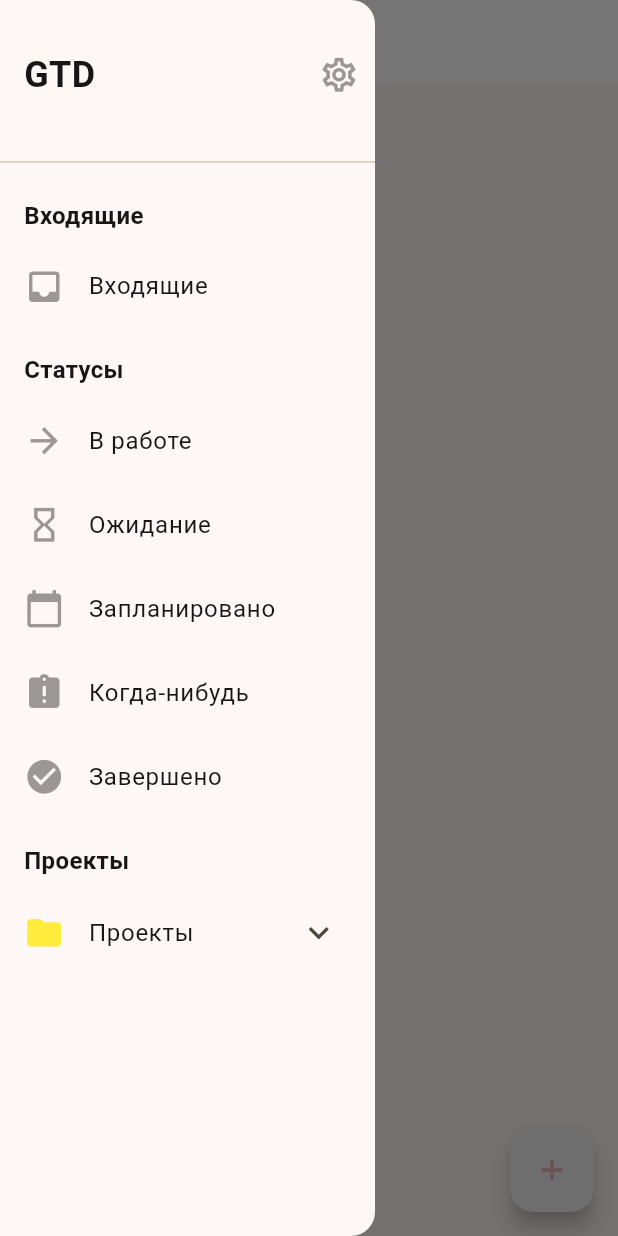
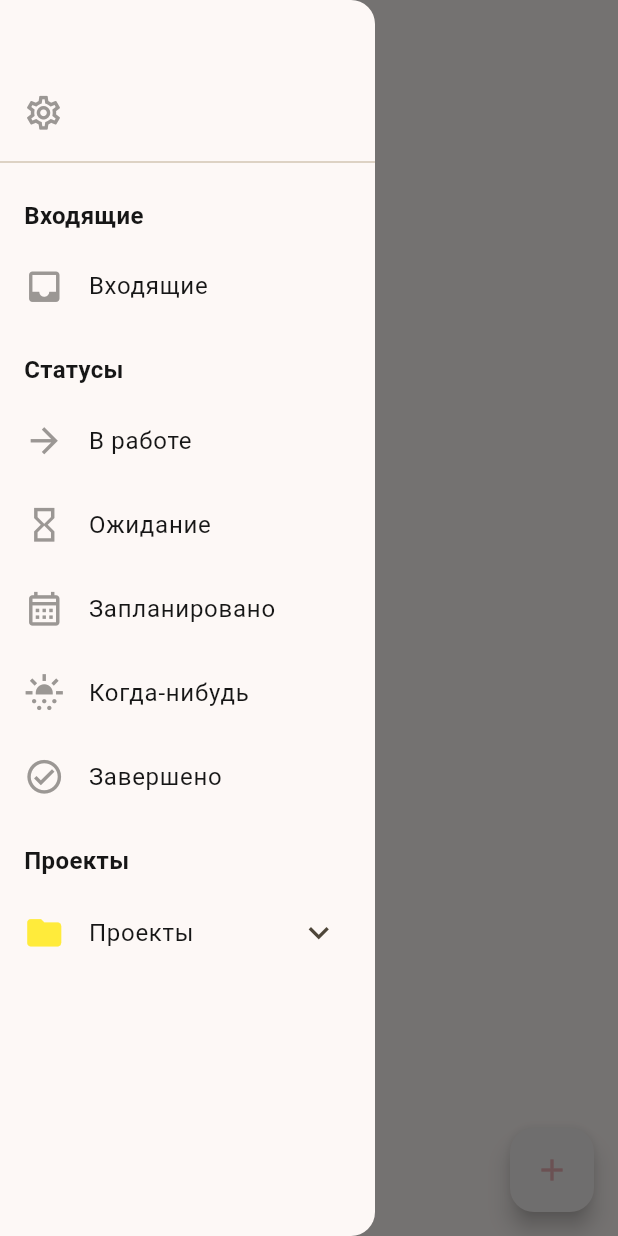
Before and after one commit to lumeiw/GTD_task, a Flutter app: the screen it shows after launch, with the side drawer open, on a phone screen of 412 x 824 dp. Run offline on Flutter 3.47's test engine with Material 3 defaults, Android fonts, the phone set to English and light mode, and no system bars; our stand-ins replace flutter_bloc, get_it, go_router, injectable, shared_preferences.

Commit message:
доработка цветов + название

```diff
--- a/lib/features/folder/presentation/widgets/drawer_widget.dart
+++ b/lib/features/folder/presentation/widgets/drawer_widget.dart
@@ -20,22 +20,15 @@ class DrawerWidget extends StatelessWidget {
             child: Row(
               mainAxisAlignment: MainAxisAlignment.spaceBetween,
               children: [
-                const Padding(
-                  padding: EdgeInsets.all(16.0),
-                  child: Text(
-                    'GTD',
-                    style: TextStyle(
-                      fontSize: 24,
-                      fontWeight: FontWeight.bold,
-                    ),
+                Padding(
+                  padding: const EdgeInsets.only(top: 50.0, left: 5.0),
+                  child: IconButton(
+                    icon: Icon(Icons.settings_outlined,
+                        color: Theme.of(context).colorScheme.onSecondary),
+                    onPressed: () {
+                      context.push('/settings');
+                    },
                   ),
-                ),
-                IconButton(
-                  icon: Icon(Icons.settings_outlined,
-                      color: Theme.of(context).colorScheme.onSecondary),
-                  onPressed: () {
-                    context.push('/settings');
-                  },
                 ),
               ],
             ),
--- a/lib/features/settings/presentation/screens/settings_screen.dart
+++ b/lib/features/settings/presentation/screens/settings_screen.dart
@@ -13,7 +13,7 @@ class SettingsScreen extends StatelessWidget {
 
     return Scaffold(
       appBar: AppBar(
-        backgroundColor: colorScheme.inversePrimary,
+        backgroundColor: colorScheme.primary,
         title: const Text('Настройки'),
       ),
       body: Container(
--- a/lib/features/task/data/models/task_model.dart
+++ b/lib/features/task/data/models/task_model.dart
@@ -38,7 +38,7 @@ class TaskModel implements ITaskEntity {
   String get formattedDate  {
     return
     date != null
-        ? DateFormat('yyyy-MM-dd').format(date!.toLocal())
+        ? DateFormat('dd/MM').format(date!.toLocal())
         : 'Нет даты';
   }
 
--- a/lib/features/task/domain/enums/folder_type_enum.dart
+++ b/lib/features/task/domain/enums/folder_type_enum.dart
@@ -2,24 +2,24 @@ import 'package:flutter/material.dart';
 
 enum FolderType {
   inbox, // Входящие
+  inProgress, // В работе
+  waiting, // Ожидание
   planned, // В планах
-  waiting, // Ожидание
   someday, // Когда-нибудь
-  inProgress, // В работе
-  completed,  // Завершенные
-  archived; // Архив
+  completed;  // Завершенные
+  // archived; // Архив
 
 
 
   IconData get icon{
     return switch (this){
       FolderType.inbox => Icons.inbox,
-      FolderType.planned => Icons.calendar_today,
+      FolderType.planned => Icons.calendar_month_outlined,
       FolderType.waiting => Icons.hourglass_empty,
-      FolderType.someday => Icons.assignment_late,
+      FolderType.someday => Icons.sunny_snowing,
       FolderType.inProgress => Icons.arrow_forward,
-      FolderType.completed => Icons.check_circle,
-      FolderType.archived => Icons.archive,
+      FolderType.completed => Icons.check_circle_outline_sharp,
+      // FolderType.archived => Icons.archive,
     };
   }
 
@@ -32,7 +32,7 @@ enum FolderType {
       FolderType.planned => 'Запланировано',
       FolderType.someday => 'Когда-нибудь',
       FolderType.completed => 'Завершено',
-      FolderType.archived => 'Архив',
+      // FolderType.archived => 'Архив',
     };
   }
 
--- a/lib/features/task/domain/enums/task_flag_enum.dart
+++ b/lib/features/task/domain/enums/task_flag_enum.dart
@@ -1,10 +1,10 @@
 enum TaskFlag {
-  none,
   priority,   // Приоритетная
   next,       // Следующая
   blocked,    // Заблокирована (невозможно выполинть на данный момен)
   delegated,  // Делегирована (переданна другому лицу)
-  recurring;  // Повторяющаяся
+  recurrin,   // Повторяющаяся
+  none;
 
   String get display => '@${toString().split('.').last.toLowerCase()}';
 }
--- a/lib/features/task/presentation/screens/task_list_screen.dart
+++ b/lib/features/task/presentation/screens/task_list_screen.dart
@@ -16,13 +16,17 @@ class TaskListScreen extends StatelessWidget {
 
   @override
   Widget build(BuildContext context) {
-    final theme = Theme.of(context);
+    final colorScheme = Theme.of(context).colorScheme;
 
 
     return Scaffold(
-      backgroundColor: Theme.of(context).colorScheme.primary,
+      backgroundColor: colorScheme.primary,
       appBar: TaskAppBar(folderType: folderType),
       drawer: const DrawerWidget(),
+
+      //? контролирует будет ли содержимое экрана реагировать на открытие клавиатуры
+      resizeToAvoidBottomInset: false,
+
       body: BlocBuilder<TaskListCubit, TaskListState>(
         builder: (context, state) {
           return switch (state) {
@@ -32,7 +36,7 @@ class TaskListScreen extends StatelessWidget {
             TaskListError(message: var message) => Center(
               child: Text(
                 'Ошибка: $message',
-                style: TextStyle(color: theme.colorScheme.onSurface)
+                style: TextStyle(color: colorScheme.onSurface)
               ),
             ),
 
--- a/lib/features/task/presentation/widgets/list_screen_widgets/task_app_bar.dart
+++ b/lib/features/task/presentation/widgets/list_screen_widgets/task_app_bar.dart
@@ -10,16 +10,16 @@ class TaskAppBar extends StatelessWidget implements PreferredSizeWidget {
 
   @override
   Widget build(BuildContext context) {
-    final theme = Theme.of(context);
+    final colorScheme = Theme.of(context).colorScheme;
     return AppBar(
-      backgroundColor: theme.colorScheme.inversePrimary,
+      backgroundColor: colorScheme.primary,
       title: BlocBuilder<TaskListCubit, TaskListState>(
         builder: (context, state) {
           final currentFolder =
               state is TaskListLoaded ? state.folderType : folderType;
           return Text(
             currentFolder.text,
-            style: TextStyle(color: theme.colorScheme.onSurface),
+            style: TextStyle(color: colorScheme.onSurface),
           );
         },
       ),
--- a/lib/features/task/presentation/widgets/list_screen_widgets/task_list_content.dart
+++ b/lib/features/task/presentation/widgets/list_screen_widgets/task_list_content.dart
@@ -85,6 +85,7 @@ class _TaskEditorContent extends StatelessWidget {
   }
 
   Widget _buildContent() {
+
     return StatefulBuilder(
       builder: (context, setState) {
       final keyboardHeight = MediaQuery.of(context).viewInsets.bottom;
@@ -102,7 +103,7 @@ class _TaskEditorContent extends StatelessWidget {
           builder: (context, scrollController) {
             return Container(
               decoration: BoxDecoration(
-                color: LightAppColors.cartColor3,
+                color: Theme.of(context).colorScheme.background,
                 borderRadius: BorderRadius.vertical(top: Radius.circular(20)),
                 boxShadow: [
                   BoxShadow(
--- a/lib/features/task/presentation/widgets/task_edit_card.dart
+++ b/lib/features/task/presentation/widgets/task_edit_card.dart
@@ -369,6 +369,8 @@ class TaskActionBar extends StatelessWidget {
               : DateTime.now(),
           firstDate: DateTime(2000),
           lastDate: DateTime(2101),
+          locale: const Locale('ru', 'RU'),
+
           // Настройка оформления DatePicker
           builder: (BuildContext context, Widget? child) {
             return Theme(
--- a/lib/features/task/presentation/widgets/task_lists.dart
+++ b/lib/features/task/presentation/widgets/task_lists.dart
@@ -11,8 +11,8 @@ class TaskDropdownLists {
         return Icons.check_circle;
       case TaskFlag.blocked:
         return Icons.block;
-      case TaskFlag.recurring:
-        return Icons.loop;
+      // case TaskFlag.recurring:
+        // return Icons.loop;
       case TaskFlag.delegated:
         return Icons.assignment_turned_in;
       default:
--- a/lib/main.dart
+++ b/lib/main.dart
@@ -1,5 +1,6 @@
 import 'package:flutter/material.dart';
 import 'package:flutter_bloc/flutter_bloc.dart';
+import 'package:flutter_localizations/flutter_localizations.dart';
 import 'package:gtd_task/core/di/injection.dart';
 import 'package:gtd_task/core/router/app_router.dart';
 import 'package:gtd_task/core/theme/app_theme.dart';
@@ -47,6 +48,12 @@ class MyApp extends StatelessWidget {
             routerConfig: AppRouter.router,
             title: 'GTD Task',
             theme: theme,
+            localizationsDelegates: const [
+              GlobalMaterialLocalizations.delegate,
+              GlobalWidgetsLocalizations.delegate,
+              GlobalCupertinoLocalizations.delegate,
+            ],
+            locale: const Locale('ru', 'RU'),
           );
         },
       ),
--- a/pubspec.yaml
+++ b/pubspec.yaml
@@ -30,6 +30,8 @@ environment:
 dependencies:
   flutter:
     sdk: flutter
+  flutter_localizations:
+    sdk: flutter
 
   # The following adds the Cupertino Icons font to your application.
   # Use with the CupertinoIcons class for iOS style icons.
@@ -41,7 +43,7 @@ dependencies:
   injectable_generator: ^2.7.0
   flutter_bloc: ^9.0.0
 
-  intl: ^0.20.2
+  intl: ^0.19.0
 
   go_router: ^14.8.1
   flutter_keyboard_visibility: ^6.0.0
```
Also changed, not shown: lib/features/task/presentation/widgets/list_screen_widgets/task_action_panel.dart (+9 -6 lines), lib/features/task/presentation/widgets/task_list_item.dart (+64 -13 lines), pubspec.lock.
